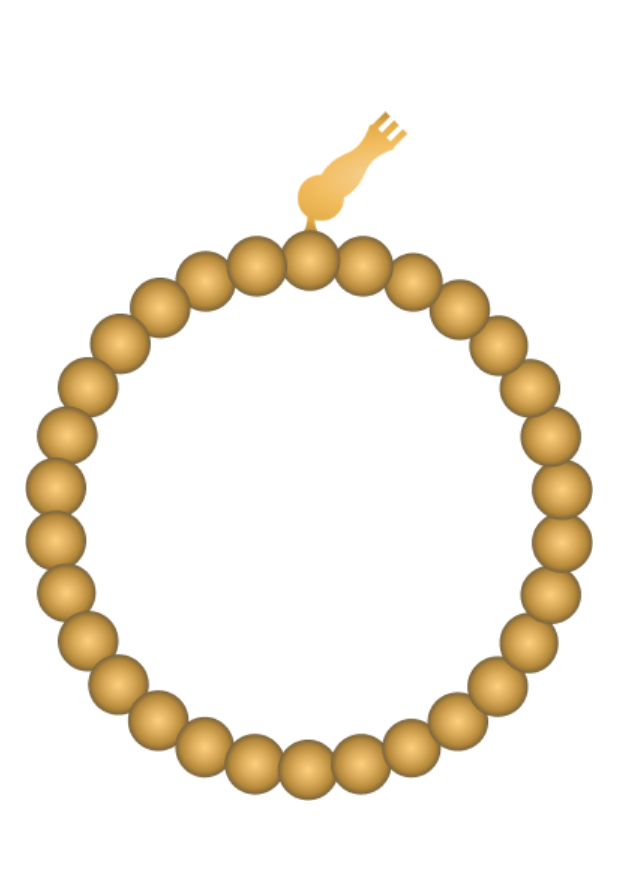
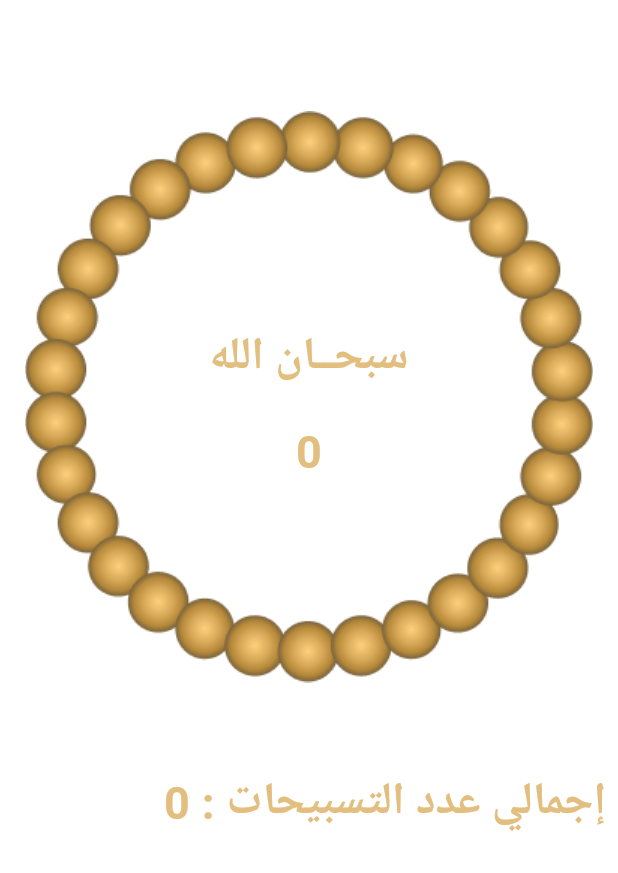
Before and after one commit to Johnny-Simba/islami_app, a Flutter app: the SebhaTab widget shown alone on an empty page, opened directly, on a phone screen of 412 x 824 dp, the part 363-1236 px from its top. Run offline on Flutter 3.47's test engine with Material 3 defaults, Android fonts, the phone set to English and light mode, and no system bars; our stand-ins replace carousel_slider.

Commit message:
Change fixed sebha to rotated sebha.

```diff
--- a/lib/home/tabs/quran/sura_details_screen.dart
+++ b/lib/home/tabs/quran/sura_details_screen.dart
@@ -1,5 +1,3 @@
-import 'dart:io';
-
 import 'package:flutter/material.dart';
 import 'package:flutter/services.dart';
 import 'package:islami_app/home/app_colors.dart';
--- a/lib/home/tabs/sebha/sebha_tab.dart
+++ b/lib/home/tabs/sebha/sebha_tab.dart
@@ -16,6 +16,7 @@ class _SebhaTabState extends State<SebhaTab> {
     'الحمد لله',
     'الله أكبر',
   ];
+  double _rotationAngle = 0;
 
   @override
   Widget build(BuildContext context) {
@@ -34,24 +35,31 @@ class _SebhaTabState extends State<SebhaTab> {
         SizedBox(
           height: 30,
         ),
+        Stack(
+          alignment: Alignment.center,
+          children: [
             InkWell(
+              splashColor: Colors.transparent,
+              highlightColor: Colors.transparent,
+              splashFactory: NoSplash.splashFactory,
               onTap: () {
                 counter++;
                 totalCounter++;
                 sebhaFlow();
               },
-          child: Stack(
-            alignment: Alignment.center,
-            children: [
-              Image.asset('assets/images/sebha_design.png'),
+              child: AnimatedRotation(
+                  turns: _rotationAngle / 360,
+                  duration: const Duration(milliseconds: 500),
+                  child: Image.asset('assets/images/sebha1_design.png')),
+            ),
             Column(
                 children: [
                   SizedBox(
-                    height: 80,
+                  height: 10,
                 ),
                   Text(zekr,
                       style: TextStyle(
-                          color: AppColors.whiteColor,
+                        color: AppColors.primaryDark,
                         fontSize: 30,
                           fontWeight: FontWeight.bold)),
                   SizedBox(
@@ -59,16 +67,15 @@ class _SebhaTabState extends State<SebhaTab> {
                   ),
                   Text('$counter',
                       style: TextStyle(
-                          color: AppColors.whiteColor,
+                        color: AppColors.primaryDark,
                         fontSize: 30,
                           fontWeight: FontWeight.bold))
                 ],
               )
             ],
           ),
-        ),
         SizedBox(
-          height: 20,
+          height: 50,
         ),
         Padding(
           padding: const EdgeInsets.all(8.0),
@@ -77,7 +84,7 @@ class _SebhaTabState extends State<SebhaTab> {
             children: [
               Text('${totalCounter} : إجمالي عدد التسبيحات',
                   style: TextStyle(
-                      color: AppColors.whiteColor,
+                      color: AppColors.primaryDark,
                       fontSize: 30,
                       fontWeight: FontWeight.bold)),
             ],
@@ -101,6 +108,7 @@ class _SebhaTabState extends State<SebhaTab> {
       counter = 0;
       totalCounter = 0;
     }
+    _rotationAngle += 10;
     setState(() {});
   }
 }
```
Also changed, not shown: assets/images/2.0x/sebha1_design@2x.png (added), assets/images/2.0x/sebha_design@2x.png (deleted), assets/images/3.0x/sebha1_design@3x.png (added), assets/images/3.0x/sebha_design@3x.png (deleted), assets/images/sebha1_design.png (added). Lines whose indentation alone changed are shown as unchanged.
